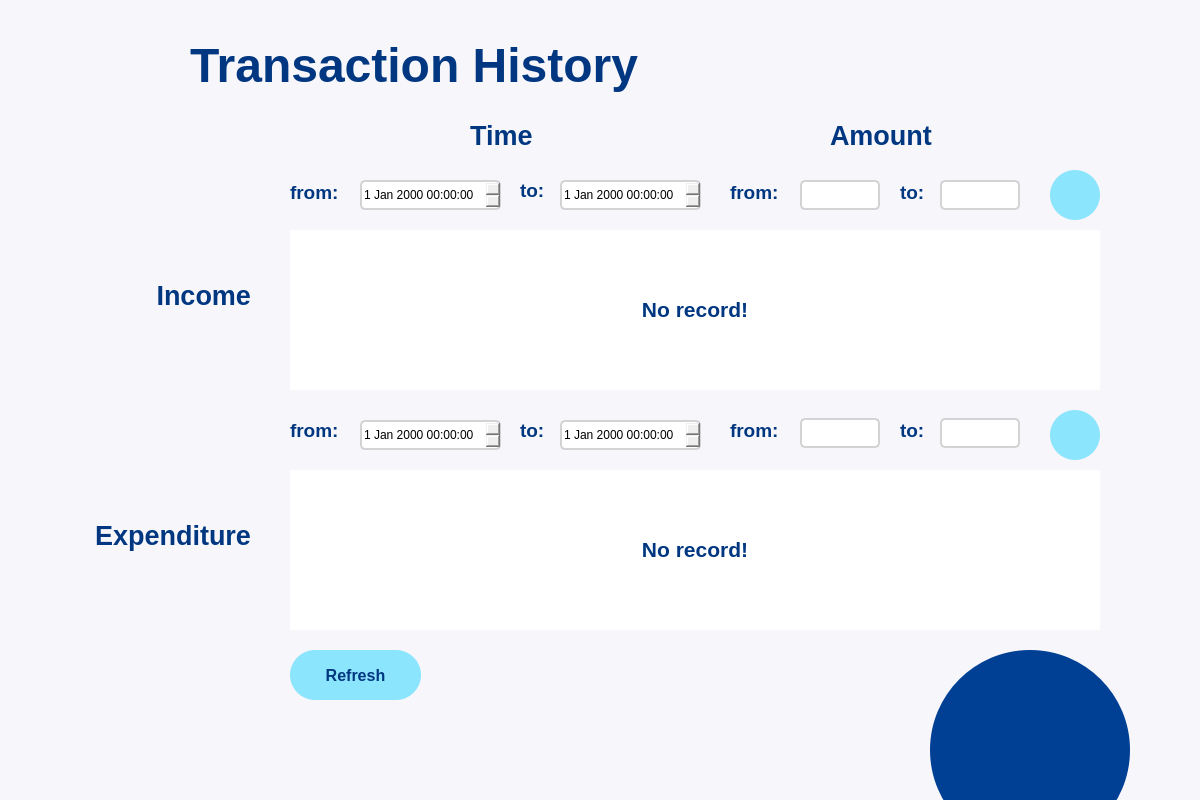
The window that transaction.ui (mintpancake/ikyc) describes before a commit, drawn with Qt 5.
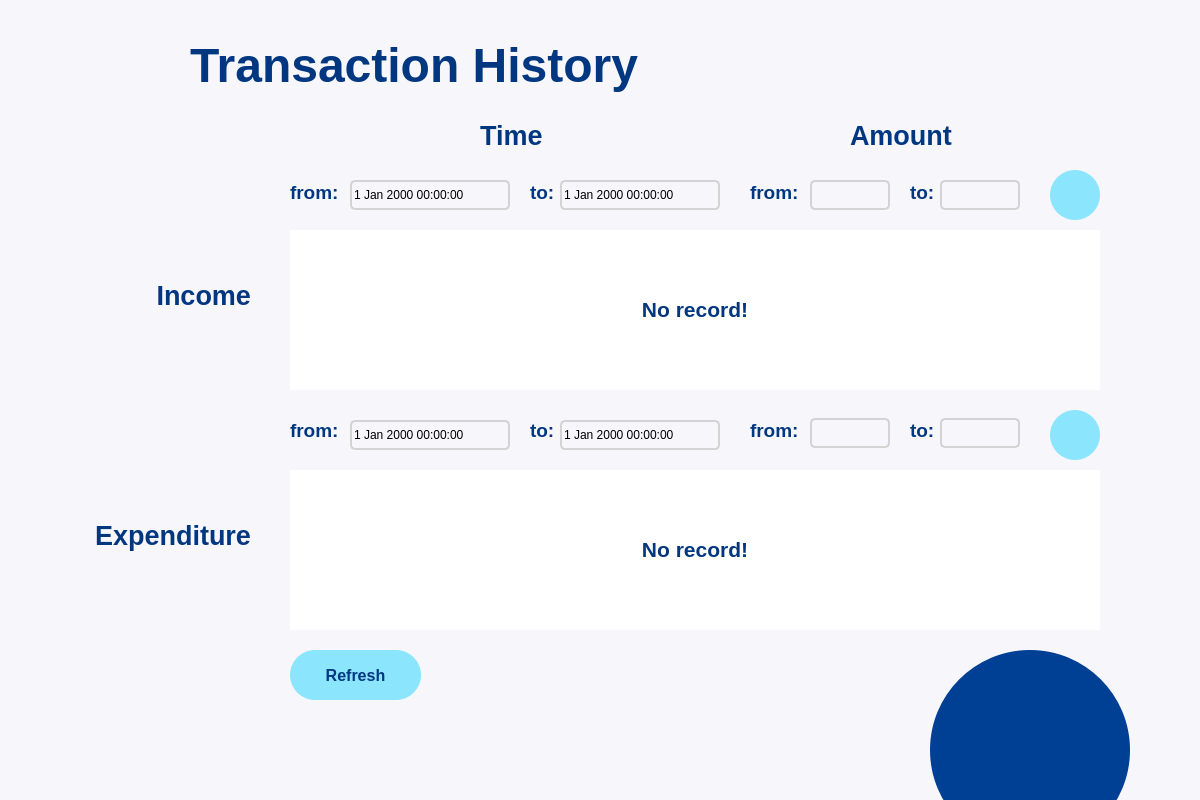
The same window after the commit. Icons and pictures are not drawn.

What changed in the file:
```diff
--- a/transaction.ui
+++ b/transaction.ui
@@ -669,7 +669,7 @@
    <widget class="QLabel" name="TimeLabel">
     <property name="geometry">
      <rect>
-      <x>470</x>
+      <x>480</x>
       <y>90</y>
       <width>81</width>
       <height>91</height>
@@ -717,8 +717,8 @@
    <widget class="QLabel" name="TimeLabel_3">
     <property name="geometry">
      <rect>
-      <x>520</x>
-      <y>170</y>
+      <x>530</x>
+      <y>172</y>
       <width>31</width>
       <height>41</height>
      </rect>
@@ -765,7 +765,7 @@
    <widget class="QLabel" name="TimeLabel_5">
     <property name="geometry">
      <rect>
-      <x>830</x>
+      <x>850</x>
       <y>90</y>
       <width>131</width>
       <height>91</height>
@@ -789,7 +789,7 @@
    <widget class="QLabel" name="TimeLabel_6">
     <property name="geometry">
      <rect>
-      <x>730</x>
+      <x>750</x>
       <y>172</y>
       <width>81</width>
       <height>41</height>
@@ -813,7 +813,7 @@
    <widget class="QLabel" name="TimeLabel_7">
     <property name="geometry">
      <rect>
-      <x>900</x>
+      <x>910</x>
       <y>172</y>
       <width>31</width>
       <height>41</height>
@@ -837,7 +837,7 @@
    <widget class="QLineEdit" name="fromAmount">
     <property name="geometry">
      <rect>
-      <x>800</x>
+      <x>810</x>
       <y>180</y>
       <width>80</width>
       <height>30</height>
@@ -848,10 +848,14 @@
       <family>Yu Gothic UI</family>
      </font>
     </property>
+    <property name="autoFillBackground">
+     <bool>false</bool>
+    </property>
     <property name="styleSheet">
      <string notr="true">QLineEdit {
 	border: 2px solid lightgray;
 	border-radius: 5px;
+	background: transparent;
 }</string>
     </property>
    </widget>
@@ -873,6 +877,7 @@
      <string notr="true">QLineEdit {
 	border: 2px solid lightgray;
 	border-radius: 5px;
+	background: transparent;
 }</string>
     </property>
    </widget>
@@ -992,13 +997,14 @@
      <string notr="true">QLineEdit {
 	border: 2px solid lightgray;
 	border-radius: 5px;
+	background: transparent;
 }</string>
     </property>
    </widget>
    <widget class="QLabel" name="TimeLabel_9">
     <property name="geometry">
      <rect>
-      <x>520</x>
+      <x>530</x>
       <y>410</y>
       <width>31</width>
       <height>41</height>
@@ -1072,7 +1078,7 @@
    <widget class="QLineEdit" name="fromAmount_2">
     <property name="geometry">
      <rect>
-      <x>800</x>
+      <x>810</x>
       <y>418</y>
       <width>80</width>
       <height>30</height>
@@ -1087,13 +1093,14 @@
      <string notr="true">QLineEdit {
 	border: 2px solid lightgray;
 	border-radius: 5px;
+	background: transparent;
 }</string>
     </property>
    </widget>
    <widget class="QLabel" name="TimeLabel_11">
     <property name="geometry">
      <rect>
-      <x>730</x>
+      <x>750</x>
       <y>410</y>
       <width>81</width>
       <height>41</height>
@@ -1117,9 +1124,9 @@
    <widget class="QDateTimeEdit" name="fromDate">
     <property name="geometry">
      <rect>
-      <x>360</x>
+      <x>350</x>
       <y>180</y>
-      <width>141</width>
+      <width>160</width>
       <height>30</height>
      </rect>
     </property>
@@ -1133,6 +1140,7 @@
     <property name="styleSheet">
      <string notr="true">QDateTimeEdit {
 	border: 2px solid lightgray;
+	background: transparent;
 	border-radius: 5px;
 }
  
@@ -1142,7 +1150,7 @@
 	width: 15px;
  
 	border-left-width: 1px;
-	border-left-color: darkgray;
+	border-left-color: rgb(0, 55, 128);
 	border-left-style: solid;
 	border-top-right-radius: 3px;
 	border-bottom-right-radius: 3px;
@@ -1154,7 +1162,7 @@
      <rect>
       <x>560</x>
       <y>180</y>
-      <width>141</width>
+      <width>160</width>
       <height>30</height>
      </rect>
     </property>
@@ -1169,6 +1177,7 @@
      <string notr="true">QDateTimeEdit {
 	border: 2px solid lightgray;
 	border-radius: 5px;
+	background: transparent;
 }
  
 QDateTimeEdit::drop-down {
@@ -1177,10 +1186,10 @@
 	width: 15px;
  
 	border-left-width: 1px;
-	border-left-color: darkgray;
 	border-left-style: solid;
 	border-top-right-radius: 3px;
 	border-bottom-right-radius: 3px;
+	background:transparent;
 }</string>
     </property>
    </widget>
@@ -1189,7 +1198,7 @@
      <rect>
       <x>560</x>
       <y>420</y>
-      <width>141</width>
+      <width>160</width>
       <height>30</height>
      </rect>
     </property>
@@ -1204,6 +1213,7 @@
      <string notr="true">QDateTimeEdit {
 	border: 2px solid lightgray;
 	border-radius: 5px;
+	background: transparent;
 }
  
 QDateTimeEdit::drop-down {
@@ -1222,9 +1232,9 @@
    <widget class="QDateTimeEdit" name="fromDate_2">
     <property name="geometry">
      <rect>
-      <x>360</x>
+      <x>350</x>
       <y>420</y>
-      <width>141</width>
+      <width>160</width>
       <height>30</height>
      </rect>
     </property>
@@ -1239,6 +1249,7 @@
      <string notr="true">QDateTimeEdit {
 	border: 2px solid lightgray;
 	border-radius: 5px;
+	background: transparent;
 }
  
 QDateTimeEdit::drop-down {
@@ -1257,7 +1268,7 @@
    <widget class="QLabel" name="TimeLabel_8">
     <property name="geometry">
      <rect>
-      <x>900</x>
+      <x>910</x>
       <y>410</y>
       <width>31</width>
       <height>41</height>
```
